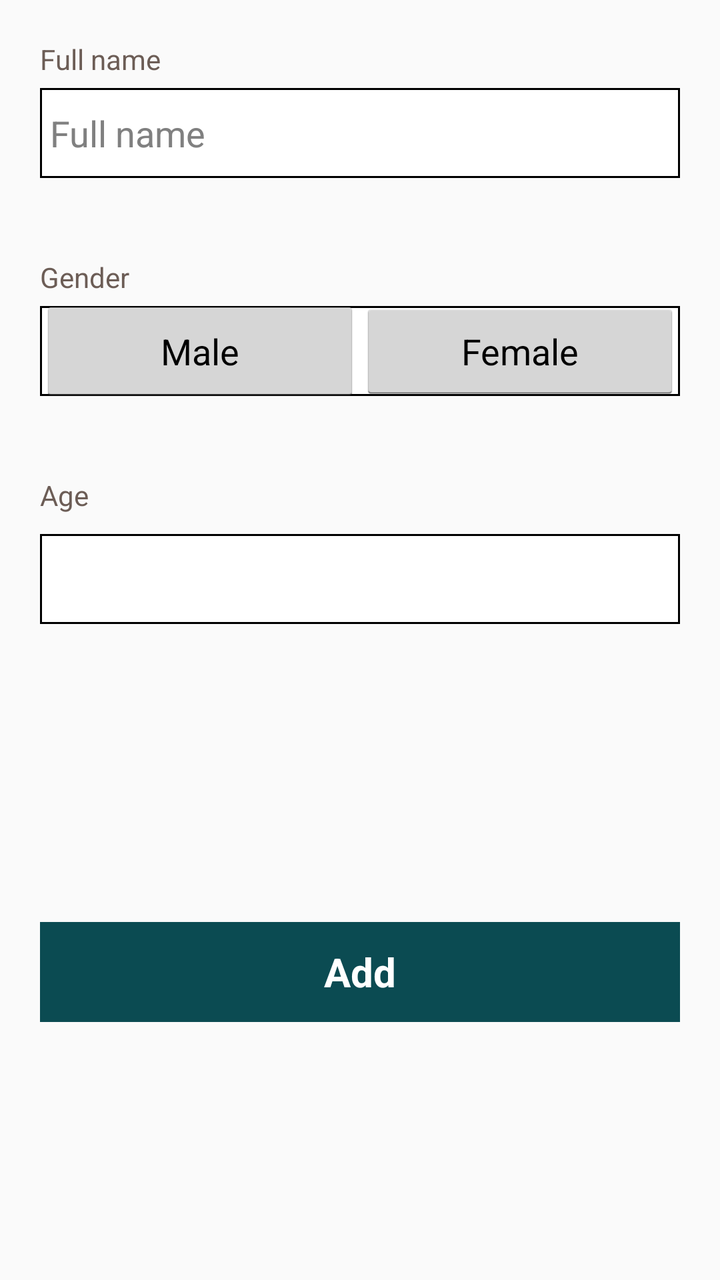
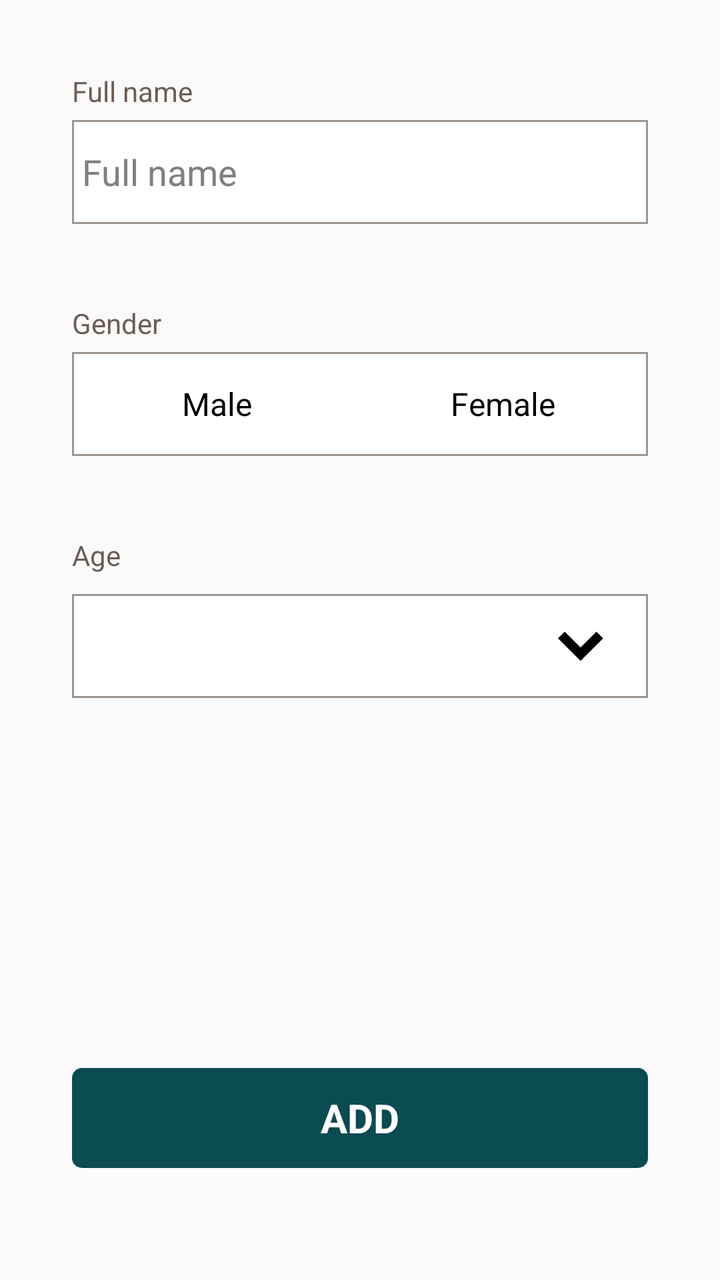

Compare the two renders of this Android layout. The source of the first and the diff that turns it into the second are given below.
<!-- AndroidManifest.xml: application theme AppTheme -->
<!-- res/layout/activity_new_child.xml -->
<?xml version="1.0" encoding="utf-8"?>
<LinearLayout xmlns:android="http://schemas.android.com/apk/res/android"
    android:layout_width="match_parent"
    android:layout_height="match_parent"
    android:background="@color/clmrs_bg"
    android:orientation="vertical">

    <LinearLayout
        android:id="@+id/fullnameLayout"
        android:layout_width="match_parent"
        android:layout_height="wrap_content"
        android:layout_margin="20dp"
        android:background="@color/clmrs_bg"
        android:orientation="vertical">

        <TextView
            android:layout_width="match_parent"
            android:layout_height="wrap_content"
            android:layout_marginBottom="5dp"
            android:text="@string/full_name"
            android:maxLength="150"
            android:textColor="@color/clmrs_tv_grey"/>

        <EditText
            android:id="@+id/fullnameEditText"
            android:layout_width="match_parent"
            android:layout_height="45dp"
            android:background="@drawable/border_white_bg"
            android:hint="@string/full_name"
            android:textColor="@android:color/black"
            android:paddingLeft="5dp" />

    </LinearLayout>

    <LinearLayout
        android:id="@+id/genderLayout"
        android:layout_width="match_parent"
        android:layout_height="wrap_content"
        android:layout_margin="20dp"
        android:background="@color/clmrs_bg"
        android:orientation="vertical">

        <TextView
            android:layout_width="match_parent"
            android:layout_height="wrap_content"
            android:layout_marginBottom="5dp"
            android:textColor="@color/clmrs_tv_grey"
            android:text="@string/ofis_select_gender" />

        <LinearLayout
            android:layout_width="match_parent"
            android:layout_height="45dp"
            android:background="@drawable/border_white_bg"
            android:orientation="horizontal"
            android:weightSum="2">

            <Button
                android:id="@+id/maleButton"
                android:layout_width="match_parent"
                android:layout_height="52dp"
                android:layout_gravity="center"
                android:layout_weight="1"
                android:gravity="center"
                android:text="@string/gender_male" />

            <Button
                android:id="@+id/femaleButton"
                android:layout_width="match_parent"
                android:layout_height="50dp"
                android:layout_gravity="center"
                android:layout_weight="1"
                android:gravity="center"
                android:text="@string/gender_female" />

        </LinearLayout>
    </LinearLayout>

    <LinearLayout
        android:id="@+id/ageLayout"
        android:layout_width="match_parent"
        android:layout_height="wrap_content"
        android:layout_margin="20dp"
        android:background="@color/clmrs_bg"
        android:orientation="vertical">

        <TextView
            android:layout_width="match_parent"
            android:layout_height="wrap_content"
            android:textColor="@color/clmrs_tv_grey"
            android:text="@string/age" />

        <Spinner
            android:id="@+id/ageSpinner"
            android:layout_width="match_parent"
            android:layout_height="45dp"
            android:layout_marginTop="10dp"
            android:textColor="@android:color/black"
            android:background="@drawable/border_white_bg" />

    </LinearLayout>

    <LinearLayout
        android:layout_width="match_parent"
        android:layout_height="match_parent"
        android:background="@color/clmrs_bg"
        android:orientation="horizontal">

        <Button
            android:id="@+id/addNewChildButton"
            android:layout_width="match_parent"
            android:layout_height="50dp"
            android:layout_gravity="center"
            android:layout_margin="20dp"
            android:background="@drawable/border_green_bg"
            android:gravity="center"
            android:text="@string/add"
            android:textColor="@color/ofis_base_font_white"
            android:textSize="20dp"
            android:textStyle="bold" />
    </LinearLayout>
</LinearLayout>
<!-- resources referenced by this layout -->
<resources>
  <color name="clmrs_bg">#FAFAFA</color>
  <color name="clmrs_tv_grey">#6C5D56</color>
  <color name="ofis_base_font_white">#ffffff</color>
  <!-- drawable border_green_bg (drawable-xhdpi) -->
  <?xml version="1.0" encoding="utf-8"?>
  <shape xmlns:android="http://schemas.android.com/apk/res/android" android:shape="rectangle">
      <solid android:color="@color/clmrs_tv_green" />
      <stroke
          android:width="1dip"
          android:color="@color/clmrs_tv_green" />
  </shape>
  <!-- drawable border_white_bg (drawable-xhdpi) -->
  <?xml version="1.0" encoding="utf-8"?>
  <shape xmlns:android="http://schemas.android.com/apk/res/android" android:shape="rectangle">
      <solid android:color="@color/ofis_base_font_white" />
      <stroke
          android:width="1dip"
          android:color="@android:color/black" />
  </shape>
  <string name="add">Add</string>
  <string name="age">Age</string>
  <string name="full_name">Full name</string>
  <string name="gender_female">Female</string>
  <string name="gender_male">Male</string>
  <string name="ofis_select_gender">Gender</string>
  <style name="AppTheme" parent="android:Theme.Holo.Light">
          
          <item name="android:spinnerItemStyle">@style/SpinnerItem</item>
          <item name="android:spinnerDropDownItemStyle">@style/SpinnerItem.DropDownItem</item>
          <item name="android:dropDownListViewStyle">@style/StandardSpinner</item>
          <item name="android:actionBarStyle">@style/AppTheme.ActionBarStyle</item>
      </style>
  <color name="clmrs_tv_green">#0B4B52</color>
  <style name="SpinnerItem" parent="android:Widget.Holo.DropDownItem">
          <item name="android:textColor">@color/ofis_base_font_white</item>
          <item name="android:textSize">@dimen/ofis_spinner_text</item>
      </style>
  <style name="SpinnerItem.DropDownItem" parent="android:Widget.Holo.DropDownItem.Spinner">
          <item name="android:textColor">@color/ofis_text_field</item>
          <item name="android:background">@color/ofis_spinner_item_background</item>
      </style>
  <style name="StandardSpinner" parent="android:Widget.Holo.Light.ListView">
          <item name="android:dividerHeight">@dimen/ofis_spinner_itemseparator</item>
          <item name="android:divider">@color/ofis_spinner_divider</item>
      </style>
  <style name="AppTheme.ActionBarStyle" parent="android:Widget.Holo.Light.ActionBar">
          <item name="android:titleTextStyle">@style/AppTheme.ActionBar.TitleTextStyle</item>
      </style>
  <dimen name="ofis_spinner_text">14sp</dimen>
  <color name="ofis_text_field">#DE000000</color>
  <color name="ofis_spinner_item_background">@color/ofis_actionbar_background</color>
  <dimen name="ofis_spinner_itemseparator">1dp</dimen>
  <color name="ofis_spinner_divider">#ff333333</color>
  <style name="AppTheme.ActionBar.TitleTextStyle" parent="android:TextAppearance">
          <item name="android:textSize">@dimen/ofis_med_text</item>
      </style>
  <color name="ofis_actionbar_background">#dddddd</color>
  <dimen name="ofis_med_text">15sp</dimen>
</resources>

<!-- the commit's change to res/layout/activity_new_child.xml (unified diff, before → after) -->
@@ -1,121 +1,150 @@
 <?xml version="1.0" encoding="utf-8"?>
-<LinearLayout xmlns:android="http://schemas.android.com/apk/res/android"
+<RelativeLayout xmlns:android="http://schemas.android.com/apk/res/android"
     android:layout_width="match_parent"
     android:layout_height="match_parent"
     android:background="@color/clmrs_bg"
-    android:orientation="vertical">
+    android:padding="@dimen/activity_vertical_margin">
 
     <LinearLayout
-        android:id="@+id/fullnameLayout"
         android:layout_width="match_parent"
         android:layout_height="wrap_content"
-        android:layout_margin="20dp"
-        android:background="@color/clmrs_bg"
+        android:layout_above="@+id/addNewChildButton"
+        android:layout_alignParentTop="true"
         android:orientation="vertical">
 
-        <TextView
+        <LinearLayout
+            android:id="@+id/fullnameLayout"
             android:layout_width="match_parent"
             android:layout_height="wrap_content"
-            android:layout_marginBottom="5dp"
-            android:text="@string/full_name"
-            android:maxLength="150"
-            android:textColor="@color/clmrs_tv_grey"/>
+            android:layout_margin="20dp"
+            android:background="@color/clmrs_bg"
+            android:orientation="vertical">
 
-        <EditText
-            android:id="@+id/fullnameEditText"
-            android:layout_width="match_parent"
-            android:layout_height="45dp"
-            android:background="@drawable/border_white_bg"
-            android:hint="@string/full_name"
-            android:textColor="@android:color/black"
-            android:paddingLeft="5dp" />
+            <TextView
+                android:layout_width="match_parent"
+                android:layout_height="wrap_content"
+                android:layout_marginBottom="5dp"
+                android:text="@string/full_name"
+                android:textColor="@color/clmrs_tv_grey" />
 
-    </LinearLayout>
+            <EditText
+                android:id="@+id/fullnameEditText"
+                android:layout_width="match_parent"
+                android:layout_height="52dp"
+                android:background="@drawable/border_grey_bg"
+                android:hint="@string/full_name"
+                android:inputType="textPersonName"
+                android:paddingLeft="5dp"
+                android:textColor="@android:color/black" />
 
-    <LinearLayout
-        android:id="@+id/genderLayout"
-        android:layout_width="match_parent"
-        android:layout_height="wrap_content"
-        android:layout_margin="20dp"
-        android:background="@color/clmrs_bg"
-        android:orientation="vertical">
+        </LinearLayout>
 
-        <TextView
+        <LinearLayout
+            android:id="@+id/genderLayout"
             android:layout_width="match_parent"
             android:layout_height="wrap_content"
-            android:layout_marginBottom="5dp"
-            android:textColor="@color/clmrs_tv_grey"
-            android:text="@string/ofis_select_gender" />
+            android:layout_margin="20dp"
+            android:background="@color/clmrs_bg"
+            android:orientation="vertical">
+
+            <TextView
+                android:layout_width="match_parent"
+                android:layout_height="wrap_content"
+                android:layout_marginBottom="5dp"
+                android:text="@string/ofis_select_gender"
+                android:textColor="@color/clmrs_tv_grey" />
+
+            <LinearLayout
+                android:layout_width="match_parent"
+                android:layout_height="52dp"
+                android:background="@drawable/border_grey_bg"
+                android:orientation="horizontal"
+                android:padding="1dp"
+                android:weightSum="2">
+
+                <android.support.v7.widget.AppCompatButton
+                    android:id="@+id/maleButton"
+                    android:layout_width="match_parent"
+                    android:layout_height="52dp"
+                    android:layout_gravity="center"
+                    android:layout_weight="1"
+                    android:background="@android:color/white"
+                    android:gravity="center"
+                    android:textColor="@android:color/black"
+                    android:text="@string/gender_male" />
+
+                <android.support.v7.widget.AppCompatButton
+                    android:id="@+id/femaleButton"
+                    android:layout_width="match_parent"
+                    android:layout_height="52dp"
+                    android:layout_gravity="center"
+                    android:textColor="@android:color/black"
+                    android:layout_weight="1"
+                    android:background="@android:color/white"
+                    android:gravity="center"
+                    android:text="@string/gender_female" />
+
+            </LinearLayout>
+        </LinearLayout>
 
         <LinearLayout
+            android:id="@+id/ageLayout"
             android:layout_width="match_parent"
-            android:layout_height="45dp"
-            android:background="@drawable/border_white_bg"
-            android:orientation="horizontal"
-            android:weightSum="2">
+            android:layout_height="wrap_content"
+            android:layout_margin="20dp"
 
-            <Button
-                android:id="@+id/maleButton"
+            android:background="@color/clmrs_bg"
+            android:orientation="vertical">
+
+            <TextView
                 android:layout_width="match_parent"
-                android:layout_height="52dp"
-                android:layout_gravity="center"
-                android:layout_weight="1"
-                android:gravity="center"
-                android:text="@string/gender_male" />
+                android:layout_height="wrap_content"
+                android:text="@string/age"
+                android:textColor="@color/clmrs_tv_grey" />
 
-            <Button
-                android:id="@+id/femaleButton"
+            <RelativeLayout
                 android:layout_width="match_parent"
-                android:layout_height="50dp"
-                android:layout_gravity="center"
-                android:layout_weight="1"
-                android:gravity="center"
-                android:text="@string/gender_female" />
+                android:layout_marginTop="10dp"
+                android:background="@drawable/border_grey_bg"
+                android:padding="1dp"
+                android:layout_height="52dp">
+
+                <Spinner
+                    android:id="@+id/ageSpinner"
+                    android:layout_width="match_parent"
+                    android:background="@android:color/white"
+                    android:layout_height="match_parent"
+                    android:textColor="@android:color/black" />
+                <ImageView
+                    android:layout_width="wrap_content"
+                    android:src="@drawable/ic_dropdown_arrow"
+                    android:layout_alignParentRight="true"
+                    android:layout_marginRight="20dp"
+                    android:layout_centerVertical="true"
+                    android:layout_height="wrap_content" />
+
+            </RelativeLayout>
 
         </LinearLayout>
     </LinearLayout>
 
-    <LinearLayout
-        android:id="@+id/ageLayout"
+
+    <android.support.v7.widget.AppCompatButton
+        android:id="@+id/addNewChildButton"
         android:layout_width="match_parent"
-        android:layout_height="wrap_content"
-        android:layout_margin="20dp"
-        android:background="@color/clmrs_bg"
-        android:orientation="vertical">
+        android:layout_height="50dp"
+        android:layout_alignParentBottom="true"
+        android:layout_gravity="center"
+        android:layout_marginLeft="20dp"
+        android:layout_marginTop="40dp"
+        android:layout_marginRight="20dp"
+        android:layout_marginBottom="40dp"
+        android:background="@drawable/btn_bg_add_child"
+        android:gravity="center"
+        android:text="@string/add"
+        android:textAllCaps="true"
+        android:textColor="@color/ofis_base_font_white"
+        android:textSize="20dp"
+        android:textStyle="bold" />
 
-        <TextView
-            android:layout_width="match_parent"
-            android:layout_height="wrap_content"
-            android:textColor="@color/clmrs_tv_grey"
-            android:text="@string/age" />
-
-        <Spinner
-            android:id="@+id/ageSpinner"
-            android:layout_width="match_parent"
-            android:layout_height="45dp"
-            android:layout_marginTop="10dp"
-            android:textColor="@android:color/black"
-            android:background="@drawable/border_white_bg" />
-
-    </LinearLayout>
-
-    <LinearLayout
-        android:layout_width="match_parent"
-        android:layout_height="match_parent"
-        android:background="@color/clmrs_bg"
-        android:orientation="horizontal">
-
-        <Button
-            android:id="@+id/addNewChildButton"
-            android:layout_width="match_parent"
-            android:layout_height="50dp"
-            android:layout_gravity="center"
-            android:layout_margin="20dp"
-            android:background="@drawable/border_green_bg"
-            android:gravity="center"
-            android:text="@string/add"
-            android:textColor="@color/ofis_base_font_white"
-            android:textSize="20dp"
-            android:textStyle="bold" />
-    </LinearLayout>
-</LinearLayout>
+</RelativeLayout>
<!-- resource entries referenced after the edit -->
@@ -3,22 +3,26 @@
   <color name="clmrs_bg">#FAFAFA</color>
   <color name="clmrs_tv_grey">#6C5D56</color>
   <color name="ofis_base_font_white">#ffffff</color>
-  <!-- drawable border_green_bg (drawable-xhdpi) -->
-  <?xml version="1.0" encoding="utf-8"?>
-  <shape xmlns:android="http://schemas.android.com/apk/res/android" android:shape="rectangle">
-      <solid android:color="@color/clmrs_tv_green" />
-      <stroke
-          android:width="1dip"
-          android:color="@color/clmrs_tv_green" />
-  </shape>
-  <!-- drawable border_white_bg (drawable-xhdpi) -->
+  <dimen name="activity_vertical_margin">16dp</dimen>
+  <!-- drawable border_grey_bg (drawable) -->
   <?xml version="1.0" encoding="utf-8"?>
   <shape xmlns:android="http://schemas.android.com/apk/res/android" android:shape="rectangle">
       <solid android:color="@color/ofis_base_font_white" />
       <stroke
           android:width="1dip"
-          android:color="@android:color/black" />
+          android:color="#9E948E" />
   </shape>
+  <!-- drawable btn_bg_add_child (drawable) -->
+  <shape xmlns:android="http://schemas.android.com/apk/res/android"
+      android:shape="rectangle">
+      <solid android:color="#0B4B52" />
+      <corners android:radius="5dp" />
+  </shape>
+  <!-- drawable ic_dropdown_arrow (drawable) -->
+  <vector android:height="24dp" android:viewportHeight="10"
+      android:viewportWidth="10" android:width="24dp" xmlns:android="http://schemas.android.com/apk/res/android">
+      <path android:fillColor="#FF000000" android:pathData="M4.7,8.1 L0,3.4 1.4,2 4.7,5.3 8,2l1.4,1.4Z"/>
+  </vector>
   <string name="add">Add</string>
   <string name="age">Age</string>
   <string name="full_name">Full name</string>
@@ -32,7 +36,6 @@
           <item name="android:dropDownListViewStyle">@style/StandardSpinner</item>
           <item name="android:actionBarStyle">@style/AppTheme.ActionBarStyle</item>
       </style>
-  <color name="clmrs_tv_green">#0B4B52</color>
   <style name="SpinnerItem" parent="android:Widget.Holo.DropDownItem">
           <item name="android:textColor">@color/ofis_base_font_white</item>
           <item name="android:textSize">@dimen/ofis_spinner_text</item>
